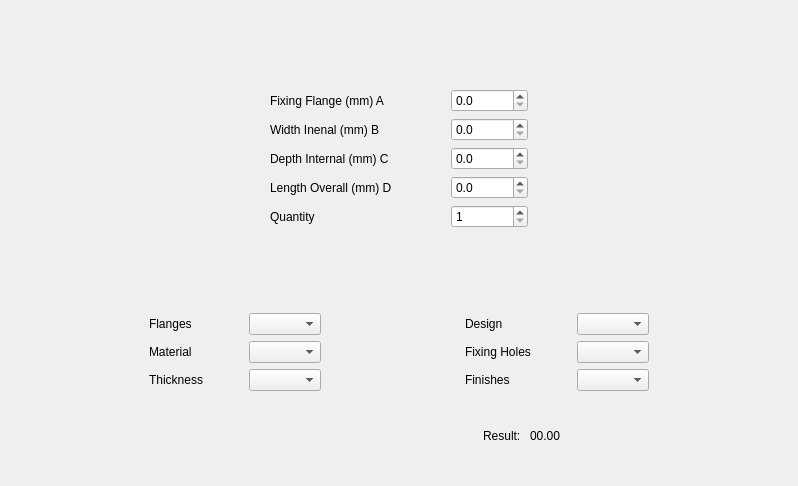
This is cablecover.ui in mygnu/rgb-quote as Qt 5 draws it before an edit. The edited form follows.
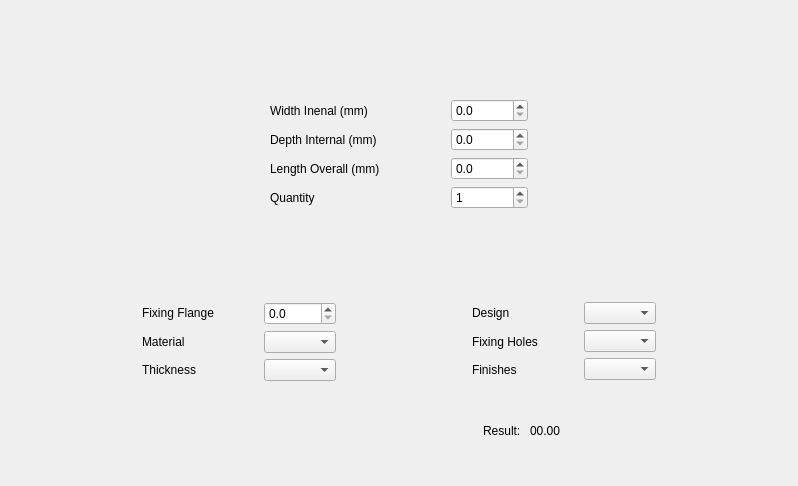
This is the edited form.

The edit to the form file:
```diff
--- a/cablecover.ui
+++ b/cablecover.ui
@@ -46,31 +46,24 @@
       <layout class="QHBoxLayout" name="horizontalLayout_3">
        <item>
         <layout class="QVBoxLayout" name="verticalLayout_5">
-         <item>
-          <widget class="QLabel" name="label_9">
-           <property name="text">
-            <string>Fixing Flange (mm) A</string>
-           </property>
-          </widget>
-         </item>
          <item>
           <widget class="QLabel" name="label_10">
            <property name="text">
-            <string>Width Inenal (mm) B</string>
+            <string>Width Inenal (mm)</string>
            </property>
           </widget>
          </item>
          <item>
           <widget class="QLabel" name="label_11">
            <property name="text">
-            <string>Depth Internal (mm) C</string>
+            <string>Depth Internal (mm)</string>
            </property>
           </widget>
          </item>
          <item>
           <widget class="QLabel" name="label_12">
            <property name="text">
-            <string>Length Overall (mm) D</string>
+            <string>Length Overall (mm)</string>
            </property>
           </widget>
          </item>
@@ -101,16 +94,6 @@
        </item>
        <item>
         <layout class="QVBoxLayout" name="verticalLayout_6">
-         <item>
-          <widget class="QDoubleSpinBox" name="fixingFlangeSB">
-           <property name="decimals">
-            <number>1</number>
-           </property>
-           <property name="maximum">
-            <double>10000.000000000000000</double>
-           </property>
-          </widget>
-         </item>
          <item>
           <widget class="QDoubleSpinBox" name="widthSB">
            <property name="decimals">
@@ -203,9 +186,9 @@
        <item>
         <layout class="QVBoxLayout" name="verticalLayout_4">
          <item>
-          <widget class="QLabel" name="label_7">
+          <widget class="QLabel" name="label_9">
            <property name="text">
-            <string>Flanges</string>
+            <string>Fixing Flange </string>
            </property>
           </widget>
          </item>
@@ -247,7 +230,14 @@
        <item>
         <layout class="QVBoxLayout" name="verticalLayout_3">
          <item>
-          <widget class="QComboBox" name="flangesComboBox"/>
+          <widget class="QDoubleSpinBox" name="fixingFlangeSB">
+           <property name="decimals">
+            <number>1</number>
+           </property>
+           <property name="maximum">
+            <double>10000.000000000000000</double>
+           </property>
+          </widget>
          </item>
          <item>
           <widget class="QComboBox" name="materialComboBox">
```
Left out of the diff: 3 changed lines with no effect on the pictures.
